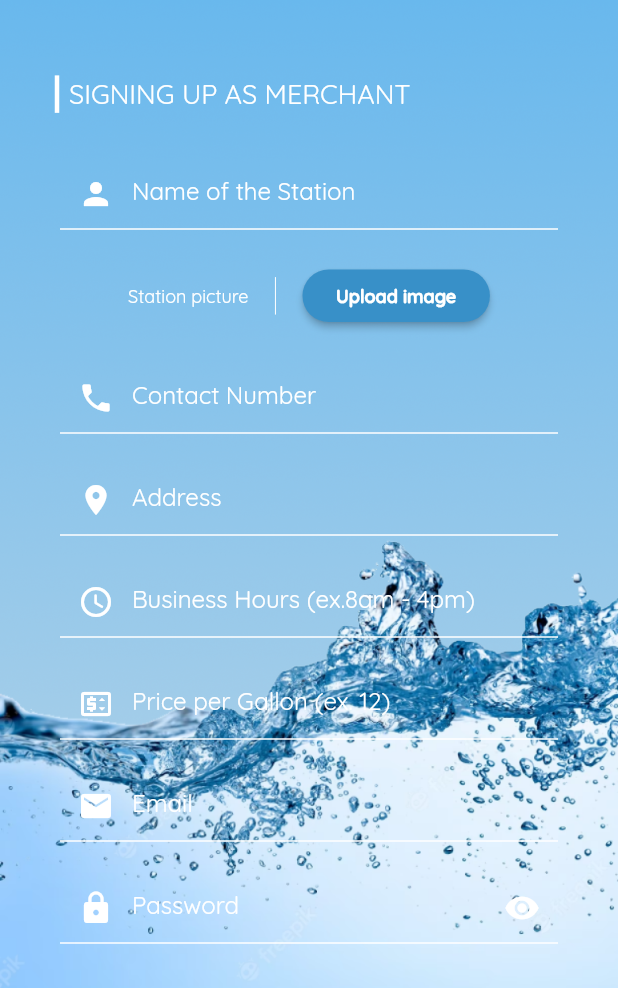
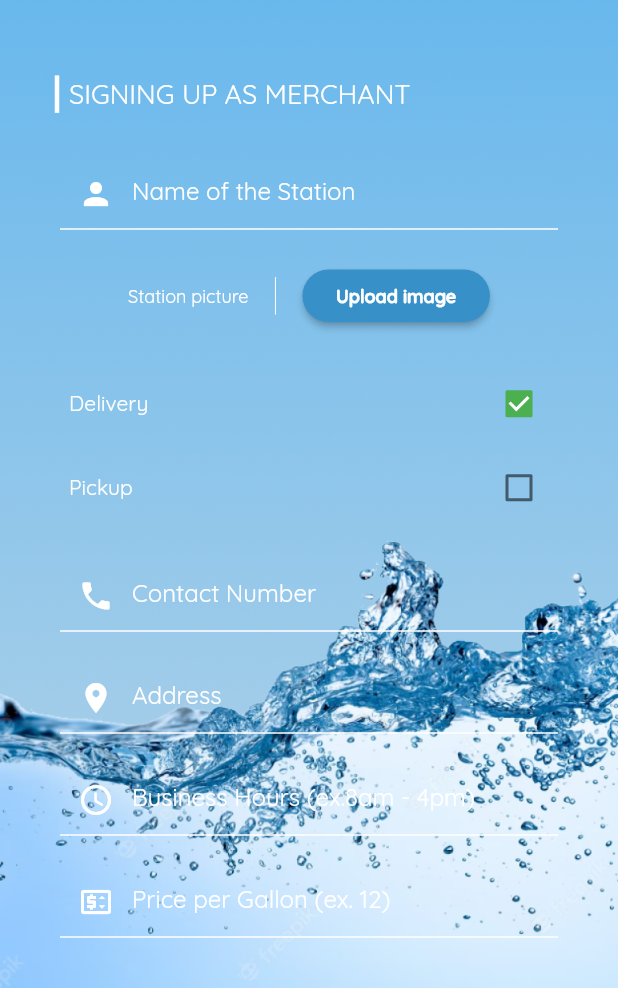
Before and after one commit to lansoyyy/project_agos, a Flutter app: the MerchantSignupScreen screen opened directly, on a phone screen of 412 x 824 dp, the part 248-1236 px from its top. Run offline on Flutter 3.47's test engine with Material 2 defaults, Android fonts, the phone set to English and light mode, and no system bars; our stand-ins replace badges, cloud_firestore, firebase_auth, firebase_core, firebase_storage, flutter_spinkit and 6 more; missing offline and left inert: flutter_polyline_points, ticket_widget; accounts and stored records are empty.

Commit message:
added fields

```diff
--- a/lib/screens/merchant/signup_screen.dart
+++ b/lib/screens/merchant/signup_screen.dart
@@ -51,6 +51,8 @@ class _MerchantSignupScreenState extends State<MerchantSignupScreen> {
   late File imageFile;
 
   late String imageURL = '';
+
+  List<bool> isSelected = [true, false];
 
   Future<void> uploadPicture(String inputSource) async {
     final picker = ImagePicker();
@@ -218,6 +220,37 @@ class _MerchantSignupScreenState extends State<MerchantSignupScreen> {
                         },
                       ),
                     ],
+                  ),
+                  const SizedBox(
+                    height: 20,
+                  ),
+                  CheckboxListTile(
+                    activeColor: Colors.green,
+                    title: TextRegular(
+                      text: 'Delivery',
+                      fontSize: 14,
+                      color: Colors.white,
+                    ),
+                    value: isSelected[0],
+                    onChanged: (value) {
+                      setState(() {
+                        isSelected[0] = value!;
+                      });
+                    },
+                  ),
+                  CheckboxListTile(
+                    activeColor: Colors.green,
+                    title: TextRegular(
+                      text: 'Pickup',
+                      fontSize: 14,
+                      color: Colors.white,
+                    ),
+                    value: isSelected[1],
+                    onChanged: (value) {
+                      setState(() {
+                        isSelected[1] = value!;
+                      });
+                    },
                   ),
                   const SizedBox(
                     height: 20,
@@ -423,6 +456,13 @@ class _MerchantSignupScreenState extends State<MerchantSignupScreen> {
         businesshoursController.text,
         priceController.text,
         imageURL,
+        isSelected[0] == true && isSelected[1] == true
+            ? ['Delivery', 'Pickup']
+            : isSelected[0] == true
+                ? ['Delivery']
+                : isSelected[1] == true
+                    ? ['Pickup']
+                    : [],
       );
 
       await FirebaseAuth.instance.signInWithEmailAndPassword(
--- a/lib/services/add_merchant.dart
+++ b/lib/services/add_merchant.dart
@@ -1,8 +1,8 @@
 import 'package:cloud_firestore/cloud_firestore.dart';
 import 'package:firebase_auth/firebase_auth.dart';
 
-Future addMerchant(
-    name, number, address, email, businessHours, price, stationImage) async {
+Future addMerchant(name, number, address, email, businessHours, price,
+    stationImage, List offers) async {
   final docUser = FirebaseFirestore.instance
       .collection('Merchant')
       .doc(FirebaseAuth.instance.currentUser!.uid);
@@ -24,6 +24,7 @@ Future addMerchant(
     'price': price,
     'stationImage': stationImage,
     'dateTime': DateTime.now(),
+    'offers': offers,
   };
 
   await docUser.set(json);
```
